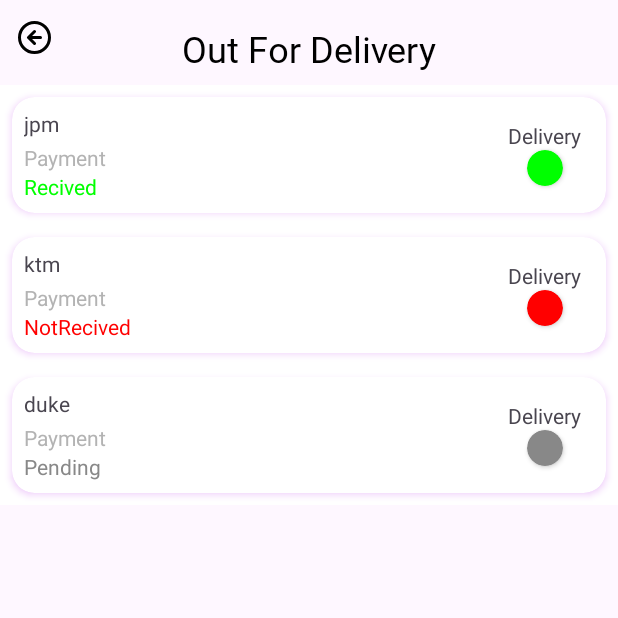
After one commit to prathmesh-ghatmal/AdminCraveCart, an Android app: the OutForDeliveryActivity screen opened directly, with no data from a screen before it, on a phone screen of 412 x 824 dp, the top half of it. The commit adds this screen. Run offline under Robolectric (Android 15) with nearby library versions, the phone set to English and light mode, and no system bars.

Commit message:
delivery screen done

```diff
--- a/app/src/main/AndroidManifest.xml
+++ b/app/src/main/AndroidManifest.xml
@@ -12,6 +12,12 @@
         android:supportsRtl="true"
         android:theme="@style/Theme.AdminCraveCart"
         tools:targetApi="31">
+        <activity
+            android:name=".AdminProfileActivity"
+            android:exported="false" />
+        <activity
+            android:name=".OutForDeliveryActivity"
+            android:exported="false" />
         <activity
             android:name=".AllItemsActivity"
             android:exported="false" />
--- /dev/null
+++ b/app/src/main/java/com/example/admincravecart/AdminProfileActivity.kt
@@ -0,0 +1,11 @@
+package com.example.admincravecart
+
+import androidx.appcompat.app.AppCompatActivity
+import android.os.Bundle
+
+class AdminProfileActivity : AppCompatActivity() {
+    override fun onCreate(savedInstanceState: Bundle?) {
+        super.onCreate(savedInstanceState)
+        setContentView(R.layout.activity_admin_profile)
+    }
+}
--- a/app/src/main/java/com/example/admincravecart/MainActivity.kt
+++ b/app/src/main/java/com/example/admincravecart/MainActivity.kt
@@ -19,5 +19,9 @@ class MainActivity : AppCompatActivity() {
             val intent=Intent(this,AllItemsActivity::class.java)
             startActivity(intent)
         }
+        binding.OrderDispatch.setOnClickListener {
+            val intent=Intent(this,OutForDeliveryActivity::class.java)
+            startActivity(intent)
+        }
     }
 }
--- /dev/null
+++ b/app/src/main/java/com/example/admincravecart/OutForDeliveryActivity.kt
@@ -0,0 +1,20 @@
+package com.example.admincravecart
+
+import androidx.appcompat.app.AppCompatActivity
+import android.os.Bundle
+import androidx.recyclerview.widget.LinearLayoutManager
+import com.example.admincravecart.adapter.DeliveryAdapter
+import com.example.admincravecart.databinding.ActivityOutForDeliveryBinding
+
+class OutForDeliveryActivity : AppCompatActivity() {
+    private val binding:ActivityOutForDeliveryBinding by lazy { ActivityOutForDeliveryBinding.inflate(layoutInflater) }
+    override fun onCreate(savedInstanceState: Bundle?) {
+        super.onCreate(savedInstanceState)
+        setContentView(binding.root)
+        val customername= arrayListOf("jpm","ktm","duke")
+        val MoneyStatus= arrayListOf("Recived","NotRecived","Pending")
+        val adapter=DeliveryAdapter(customername,MoneyStatus)
+        binding.DeliveryRecyclerView.adapter=adapter
+        binding.DeliveryRecyclerView.layoutManager=LinearLayoutManager(this)
+    }
+}
--- /dev/null
+++ b/app/src/main/java/com/example/admincravecart/adapter/DeliveryAdapter.kt
@@ -0,0 +1,36 @@
+package com.example.admincravecart.adapter
+
+import android.content.res.ColorStateList
+import android.graphics.Color
+import android.view.LayoutInflater
+import android.view.ViewGroup
+import androidx.recyclerview.widget.RecyclerView
+import com.example.admincravecart.databinding.DeliveryitemBinding
+
+class DeliveryAdapter(private val CustomerName:ArrayList<String>,private val MoneyStatus:ArrayList<String>):RecyclerView.Adapter<DeliveryAdapter.DeliveryViewholder>() {
+
+
+    override fun onCreateViewHolder(parent: ViewGroup, viewType: Int): DeliveryViewholder {
+       val binding=DeliveryitemBinding.inflate(LayoutInflater.from(parent.context),parent,false)
+        return DeliveryViewholder(binding)
+    }
+
+
+
+    override fun onBindViewHolder(holder: DeliveryViewholder, position: Int) {
+       holder.bind(position)
+    }
+    override fun getItemCount(): Int =CustomerName.size
+    inner class DeliveryViewholder (private val binding: DeliveryitemBinding):RecyclerView.ViewHolder(binding.root){
+        fun bind(position: Int) {
+            binding.apply {
+                DeliveryCustomerName.text=CustomerName[position]
+                DeliveryPaymentStatus.text=MoneyStatus[position]
+                val colorMap= mapOf("Recived" to Color.GREEN,"NotRecived" to Color.RED,"Pending" to Color.GRAY)
+                DeliveryPaymentStatus.setTextColor(colorMap[MoneyStatus[position]]?:Color.BLACK)
+                DeliveryDtatus.backgroundTintList= ColorStateList.valueOf(colorMap[MoneyStatus[position]]?:Color.BLACK)
+            }
+        }
+
+    }
+}
--- /dev/null
+++ b/app/src/main/res/layout/activity_admin_profile.xml
@@ -0,0 +1,9 @@
+<?xml version="1.0" encoding="utf-8"?>
+<androidx.constraintlayout.widget.ConstraintLayout xmlns:android="http://schemas.android.com/apk/res/android"
+    xmlns:app="http://schemas.android.com/apk/res-auto"
+    xmlns:tools="http://schemas.android.com/tools"
+    android:layout_width="match_parent"
+    android:layout_height="match_parent"
+    tools:context=".AdminProfileActivity">
+
+</androidx.constraintlayout.widget.ConstraintLayout>
--- a/app/src/main/res/layout/activity_main.xml
+++ b/app/src/main/res/layout/activity_main.xml
@@ -321,7 +321,7 @@
     </androidx.cardview.widget.CardView>
 
     <androidx.cardview.widget.CardView
-        android:id="@+id/cardView6"
+        android:id="@+id/OrderDispatch"
         android:layout_width="150dp"
         android:layout_height="100dp"
         android:layout_marginTop="32dp"
@@ -366,8 +366,8 @@
         android:outlineSpotShadowColor="@color/text"
         app:cardCornerRadius="15dp"
         app:layout_constraintEnd_toEndOf="parent"
-        app:layout_constraintStart_toEndOf="@+id/cardView6"
-        app:layout_constraintTop_toTopOf="@+id/cardView6">
+        app:layout_constraintStart_toEndOf="@+id/OrderDispatch"
+        app:layout_constraintTop_toTopOf="@+id/OrderDispatch">
         <androidx.constraintlayout.widget.ConstraintLayout
             android:layout_width="match_parent"
             android:layout_height="match_parent"
--- /dev/null
+++ b/app/src/main/res/layout/activity_out_for_delivery.xml
@@ -0,0 +1,45 @@
+<?xml version="1.0" encoding="utf-8"?>
+<androidx.constraintlayout.widget.ConstraintLayout xmlns:android="http://schemas.android.com/apk/res/android"
+    xmlns:app="http://schemas.android.com/apk/res-auto"
+    xmlns:tools="http://schemas.android.com/tools"
+    android:layout_width="match_parent"
+    android:layout_height="match_parent"
+    tools:context=".OutForDeliveryActivity">
+
+    <ImageButton
+        android:id="@+id/OutForDeliveryBackButton"
+        android:layout_width="30dp"
+        android:layout_height="30dp"
+        android:layout_marginStart="8dp"
+        android:layout_marginTop="10dp"
+        android:background="@android:color/transparent"
+        app:layout_constraintStart_toStartOf="parent"
+        app:layout_constraintTop_toTopOf="parent"
+        app:srcCompat="@drawable/arrow_left"
+        app:tint="@color/black" />
+
+    <TextView
+        android:id="@+id/textView13"
+        android:layout_width="wrap_content"
+        android:layout_height="wrap_content"
+        android:layout_marginTop="16dp"
+        android:fontFamily="@font/latobold"
+        android:text="Out For Delivery"
+        android:textColor="@color/black"
+        android:textSize="24sp"
+        app:layout_constraintEnd_toEndOf="parent"
+        app:layout_constraintStart_toStartOf="parent"
+        app:layout_constraintTop_toTopOf="parent" />
+
+    <androidx.recyclerview.widget.RecyclerView
+        android:id="@+id/DeliveryRecyclerView"
+        android:layout_width="match_parent"
+        android:layout_height="0dp"
+        android:layout_marginTop="8dp"
+        app:layout_constraintBottom_toBottomOf="parent"
+        app:layout_constraintEnd_toEndOf="parent"
+        app:layout_constraintStart_toStartOf="parent"
+        app:layout_constraintTop_toBottomOf="@+id/textView13"
+        tools:listitem="@layout/deliveryitem" />
+
+</androidx.constraintlayout.widget.ConstraintLayout>
--- /dev/null
+++ b/app/src/main/res/layout/deliveryitem.xml
@@ -0,0 +1,86 @@
+<?xml version="1.0" encoding="utf-8"?>
+<androidx.constraintlayout.widget.ConstraintLayout xmlns:android="http://schemas.android.com/apk/res/android"
+    xmlns:app="http://schemas.android.com/apk/res-auto"
+    xmlns:tools="http://schemas.android.com/tools"
+    android:layout_width="match_parent"
+    android:layout_height="wrap_content"
+    android:background="@color/white">
+
+    <androidx.cardview.widget.CardView
+        android:layout_width="match_parent"
+        android:layout_height="wrap_content"
+        android:layout_marginStart="8dp"
+        android:layout_marginTop="8dp"
+        android:layout_marginEnd="8dp"
+        android:layout_marginBottom="8dp"
+        android:outlineSpotShadowColor="@color/text"
+        app:cardCornerRadius="15dp"
+        app:cardElevation="3dp"
+        app:layout_constraintBottom_toBottomOf="parent"
+        app:layout_constraintEnd_toEndOf="parent"
+        app:layout_constraintStart_toStartOf="parent"
+        app:layout_constraintTop_toTopOf="parent">
+
+        <androidx.constraintlayout.widget.ConstraintLayout
+            android:layout_width="match_parent"
+            android:layout_height="match_parent">
+
+            <TextView
+                android:id="@+id/DeliveryCustomerName"
+                android:layout_width="wrap_content"
+                android:layout_height="wrap_content"
+                android:layout_marginStart="8dp"
+                android:layout_marginTop="8dp"
+                android:text="Customer Name"
+                app:layout_constraintBottom_toTopOf="@+id/textView21"
+                app:layout_constraintStart_toStartOf="parent"
+                app:layout_constraintTop_toTopOf="parent" />
+
+            <TextView
+                android:id="@+id/textView21"
+                android:layout_width="wrap_content"
+                android:layout_height="wrap_content"
+                android:layout_marginTop="3dp"
+                android:text="Payment"
+                android:textColor="#b3b3b3"
+                app:layout_constraintBottom_toTopOf="@+id/DeliveryPaymentStatus"
+                app:layout_constraintEnd_toEndOf="@+id/DeliveryCustomerName"
+                app:layout_constraintHorizontal_bias="0.0"
+                app:layout_constraintStart_toStartOf="@+id/DeliveryCustomerName"
+                app:layout_constraintTop_toBottomOf="@+id/DeliveryCustomerName" />
+
+            <TextView
+                android:id="@+id/DeliveryPaymentStatus"
+                android:layout_width="wrap_content"
+                android:layout_height="wrap_content"
+                android:layout_marginBottom="8dp"
+                android:text="Not Recived"
+                android:textColor="#ff3b3b"
+                app:layout_constraintBottom_toBottomOf="parent"
+                app:layout_constraintEnd_toEndOf="@+id/textView21"
+                app:layout_constraintHorizontal_bias="0.0"
+                app:layout_constraintStart_toStartOf="@+id/textView21"
+                app:layout_constraintTop_toBottomOf="@+id/textView21" />
+
+            <TextView
+                android:id="@+id/textView23"
+                android:layout_width="wrap_content"
+                android:layout_height="wrap_content"
+                android:layout_marginTop="16dp"
+                android:layout_marginEnd="16dp"
+                android:text="Delivery"
+                app:layout_constraintEnd_toEndOf="parent"
+                app:layout_constraintTop_toTopOf="parent" />
+
+            <androidx.cardview.widget.CardView
+                android:id="@+id/DeliveryDtatus"
+                android:layout_width="24dp"
+                android:layout_height="24dp"
+                android:backgroundTint="#4CAF50"
+                app:cardCornerRadius="22dp"
+                app:layout_constraintEnd_toEndOf="@+id/textView23"
+                app:layout_constraintStart_toStartOf="@+id/textView23"
+                app:layout_constraintTop_toBottomOf="@+id/textView23" />
+        </androidx.constraintlayout.widget.ConstraintLayout>
+    </androidx.cardview.widget.CardView>
+</androidx.constraintlayout.widget.ConstraintLayout>
```
